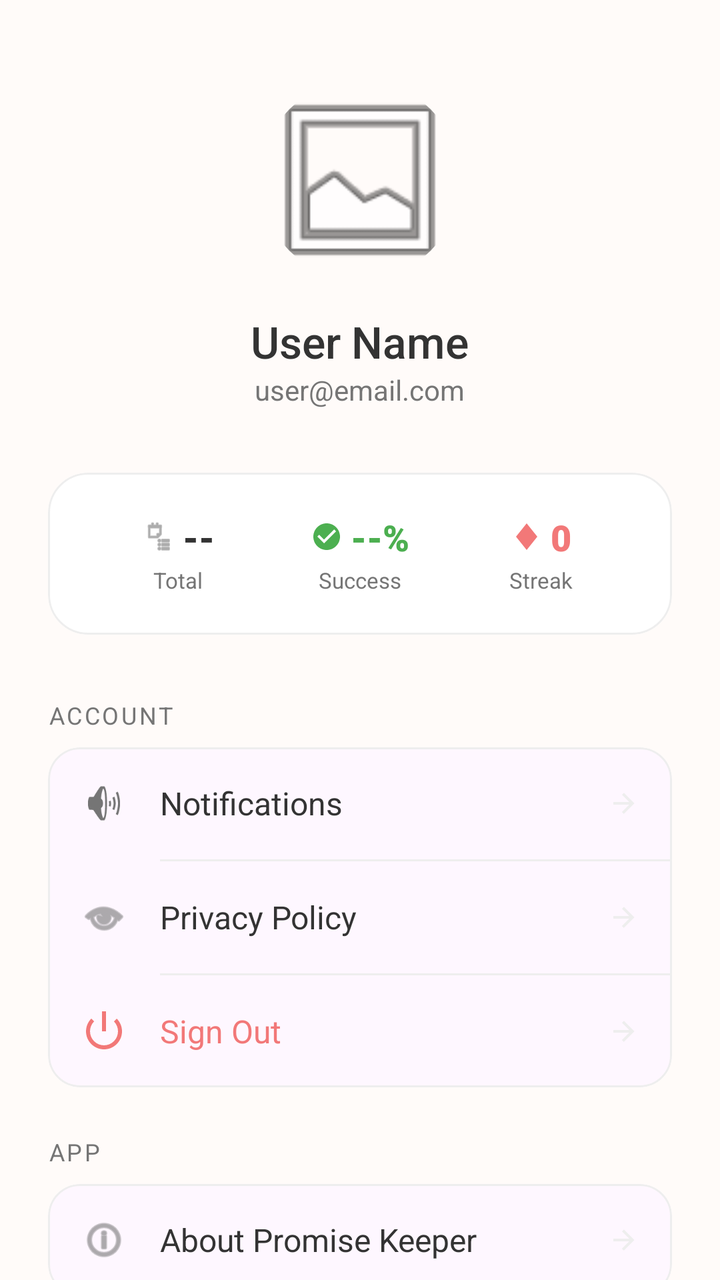
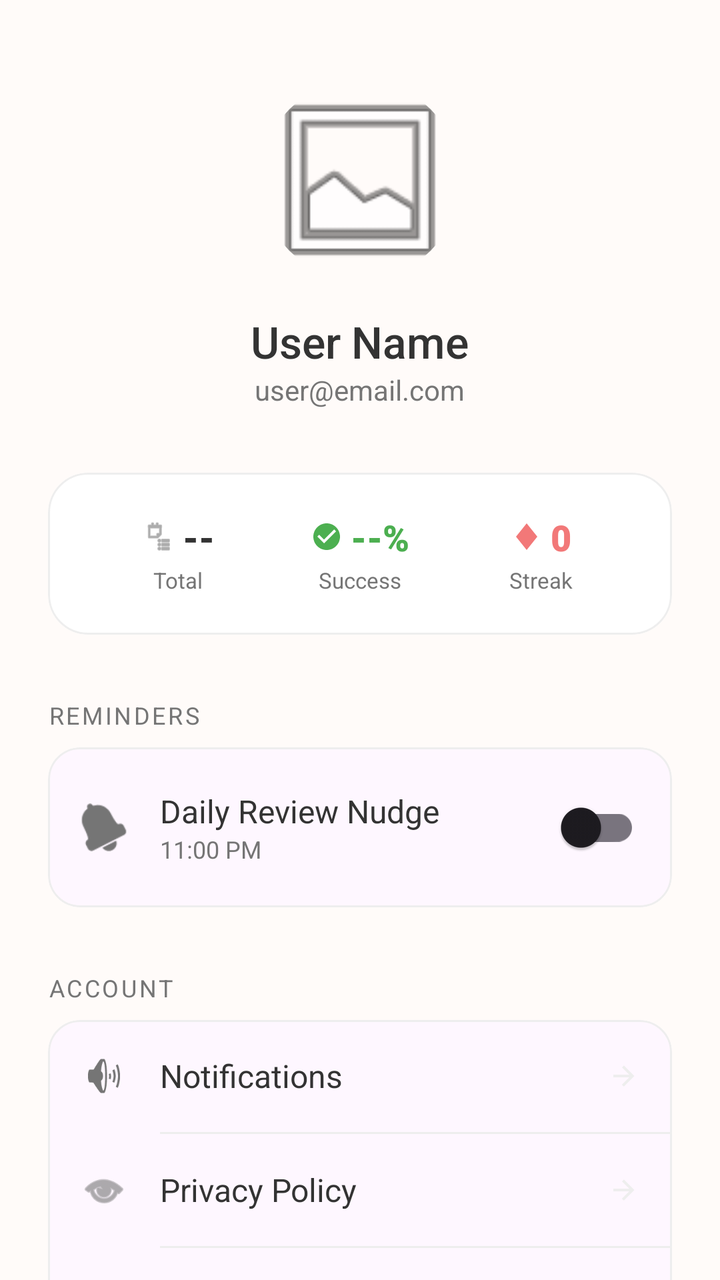

Two renders of the same Android screen: before a commit and after it. Below are the layout's source before the change and the commit's diff.
<!-- AndroidManifest.xml: application theme Theme.PromiseKeeper -->
<!-- res/layout/fragment_profile.xml -->
<?xml version="1.0" encoding="utf-8"?>
<androidx.core.widget.NestedScrollView xmlns:android="http://schemas.android.com/apk/res/android"
    xmlns:app="http://schemas.android.com/apk/res-auto"
    android:layout_width="match_parent"
    android:layout_height="match_parent"
    android:background="@color/bg_soft">

    <LinearLayout
        android:layout_width="match_parent"
        android:layout_height="wrap_content"
        android:orientation="vertical"
        android:padding="24dp">

        
        <com.google.android.material.imageview.ShapeableImageView
            android:id="@+id/profileImage"
            android:layout_width="100dp"
            android:layout_height="100dp"
            android:layout_gravity="center_horizontal"
            android:layout_marginTop="16dp"
            android:scaleType="centerCrop"
            app:shapeAppearanceOverlay="@style/CircleImage"
            android:src="@android:drawable/ic_menu_gallery"
            android:contentDescription="@string/nav_profile" />

        <TextView
            android:id="@+id/userName"
            android:layout_width="wrap_content"
            android:layout_height="wrap_content"
            android:layout_gravity="center_horizontal"
            android:layout_marginTop="16dp"
            android:fontFamily="sans-serif-medium"
            android:text="User Name"
            android:textColor="@color/text_dark"
            android:textSize="22sp" />

        <TextView
            android:id="@+id/userEmail"
            android:layout_width="wrap_content"
            android:layout_height="wrap_content"
            android:layout_gravity="center_horizontal"
            android:text="user@email.com"
            android:textColor="@color/text_gray"
            android:textSize="14sp" />

        
        <com.google.android.material.card.MaterialCardView
            android:layout_width="match_parent"
            android:layout_height="wrap_content"
            android:layout_marginTop="32dp"
            app:cardCornerRadius="20dp"
            app:cardElevation="0dp"
            app:cardBackgroundColor="@color/white"
            app:strokeWidth="1dp"
            app:strokeColor="@color/light_gray">

            <LinearLayout
                android:layout_width="match_parent"
                android:layout_height="wrap_content"
                android:orientation="horizontal"
                android:padding="20dp"
                android:baselineAligned="false"
                android:weightSum="3">

                
                <LinearLayout
                    android:layout_width="0dp"
                    android:layout_height="wrap_content"
                    android:layout_weight="1"
                    android:gravity="center"
                    android:orientation="vertical">

                    <LinearLayout
                        android:layout_width="wrap_content"
                        android:layout_height="wrap_content"
                        android:orientation="horizontal"
                        android:gravity="center_vertical">
                        <ImageView
                            android:layout_width="16dp"
                            android:layout_height="16dp"
                            android:src="@android:drawable/ic_menu_agenda"
                            app:tint="@color/text_gray"
                            android:contentDescription="@null" />
                        <TextView
                            android:id="@+id/tvTotalCount"
                            android:layout_width="wrap_content"
                            android:layout_height="wrap_content"
                            android:layout_marginStart="4dp"
                            android:text="--"
                            android:textColor="@color/text_dark"
                            android:textSize="18sp"
                            android:fontFamily="sans-serif-black" />
                    </LinearLayout>

                    <TextView
                        android:layout_width="wrap_content"
                        android:layout_height="wrap_content"
                        android:text="@string/profile_total"
                        android:textColor="@color/text_gray"
                        android:textSize="11sp"
                        android:layout_marginTop="2dp"
                        android:gravity="center" />
                </LinearLayout>

                
                <LinearLayout
                    android:layout_width="0dp"
                    android:layout_height="wrap_content"
                    android:layout_weight="1"
                    android:gravity="center"
                    android:orientation="vertical">

                    <LinearLayout
                        android:layout_width="wrap_content"
                        android:layout_height="wrap_content"
                        android:orientation="horizontal"
                        android:gravity="center_vertical">
                        <ImageView
                            android:layout_width="16dp"
                            android:layout_height="16dp"
                            android:src="@drawable/ic_promise_kept"
                            app:tint="@color/status_kept"
                            android:contentDescription="@null" />
                        <TextView
                            android:id="@+id/tvSuccessRate"
                            android:layout_width="wrap_content"
                            android:layout_height="wrap_content"
                            android:layout_marginStart="4dp"
                            android:text="--%"
                            android:textColor="@color/status_kept"
                            android:textSize="18sp"
                            android:fontFamily="sans-serif-black" />
                    </LinearLayout>

                    <TextView
                        android:layout_width="wrap_content"
                        android:layout_height="wrap_content"
                        android:text="@string/profile_success"
                        android:textColor="@color/text_gray"
                        android:textSize="11sp"
                        android:layout_marginTop="2dp"
                        android:gravity="center" />
                </LinearLayout>

                
                <LinearLayout
                    android:layout_width="0dp"
                    android:layout_height="wrap_content"
                    android:layout_weight="1"
                    android:gravity="center"
                    android:orientation="vertical">

                    <LinearLayout
                        android:layout_width="wrap_content"
                        android:layout_height="wrap_content"
                        android:orientation="horizontal"
                        android:gravity="center_vertical">
                        <ImageView
                            android:layout_width="16dp"
                            android:layout_height="16dp"
                            android:src="@drawable/ic_diamond"
                            app:tint="@color/accent_red"
                            android:contentDescription="@null" />
                        <TextView
                            android:id="@+id/tvLongestStreak"
                            android:layout_width="wrap_content"
                            android:layout_height="wrap_content"
                            android:layout_marginStart="4dp"
                            android:text="0"
                            android:textColor="@color/accent_red"
                            android:textSize="18sp"
                            android:fontFamily="sans-serif-black" />
                    </LinearLayout>

                    <TextView
                        android:layout_width="wrap_content"
                        android:layout_height="wrap_content"
                        android:text="@string/profile_streak"
                        android:textColor="@color/text_gray"
                        android:textSize="11sp"
                        android:layout_marginTop="2dp"
                        android:gravity="center" />
                </LinearLayout>
            </LinearLayout>
        </com.google.android.material.card.MaterialCardView>

        
        <TextView
            android:layout_width="wrap_content"
            android:layout_height="wrap_content"
            android:layout_marginTop="32dp"
            android:text="@string/account_section"
            android:textColor="@color/text_gray"
            android:textSize="12sp"
            android:textAllCaps="true"
            android:letterSpacing="0.1" />

        <com.google.android.material.card.MaterialCardView
            android:layout_width="match_parent"
            android:layout_height="wrap_content"
            android:layout_marginTop="8dp"
            app:cardCornerRadius="16dp"
            app:cardElevation="0dp"
            app:strokeWidth="1dp"
            app:strokeColor="@color/light_gray">

            <LinearLayout
                android:layout_width="match_parent"
                android:layout_height="wrap_content"
                android:orientation="vertical">

                
                <LinearLayout
                    android:id="@+id/btnNotifications"
                    android:layout_width="match_parent"
                    android:layout_height="wrap_content"
                    android:orientation="horizontal"
                    android:padding="16dp"
                    android:background="?attr/selectableItemBackground"
                    android:clickable="true"
                    android:focusable="true"
                    android:gravity="center_vertical">
                    <ImageView
                        android:layout_width="24dp"
                        android:layout_height="24dp"
                        android:src="@android:drawable/ic_lock_silent_mode_off"
                        app:tint="@color/text_gray"
                        android:contentDescription="@null" />
                    <TextView
                        android:layout_width="0dp"
                        android:layout_height="wrap_content"
                        android:layout_weight="1"
                        android:layout_marginStart="16dp"
                        android:text="@string/settings_notifications"
                        android:textColor="@color/text_dark"
                        android:textSize="16sp" />
                    <ImageView
                        android:layout_width="16dp"
                        android:layout_height="16dp"
                        android:src="@drawable/ic_back_arrow"
                        android:rotation="180"
                        app:tint="@color/light_gray"
                        android:contentDescription="@null" />
                </LinearLayout>

                <View
                    android:layout_width="match_parent"
                    android:layout_height="1dp"
                    android:background="@color/light_gray"
                    android:layout_marginStart="56dp" />

                
                <LinearLayout
                    android:id="@+id/btnPrivacy"
                    android:layout_width="match_parent"
                    android:layout_height="wrap_content"
                    android:orientation="horizontal"
                    android:padding="16dp"
                    android:background="?attr/selectableItemBackground"
                    android:clickable="true"
                    android:focusable="true"
                    android:gravity="center_vertical">
                    <ImageView
                        android:layout_width="24dp"
                        android:layout_height="24dp"
                        android:src="@android:drawable/ic_menu_view"
                        app:tint="@color/text_gray"
                        android:contentDescription="@null" />
                    <TextView
                        android:layout_width="0dp"
                        android:layout_height="wrap_content"
                        android:layout_weight="1"
                        android:layout_marginStart="16dp"
                        android:text="@string/settings_privacy"
                        android:textColor="@color/text_dark"
                        android:textSize="16sp" />
                    <ImageView
                        android:layout_width="16dp"
                        android:layout_height="16dp"
                        android:src="@drawable/ic_back_arrow"
                        android:rotation="180"
                        app:tint="@color/light_gray"
                        android:contentDescription="@null" />
                </LinearLayout>

                <View
                    android:layout_width="match_parent"
                    android:layout_height="1dp"
                    android:background="@color/light_gray"
                    android:layout_marginStart="56dp" />

                
                <LinearLayout
                    android:id="@+id/btnLogout"
                    android:layout_width="match_parent"
                    android:layout_height="wrap_content"
                    android:orientation="horizontal"
                    android:padding="16dp"
                    android:background="?attr/selectableItemBackground"
                    android:clickable="true"
                    android:focusable="true"
                    android:gravity="center_vertical">
                    <ImageView
                        android:layout_width="24dp"
                        android:layout_height="24dp"
                        android:src="@android:drawable/ic_lock_power_off"
                        app:tint="@color/accent_red"
                        android:contentDescription="@null" />
                    <TextView
                        android:layout_width="0dp"
                        android:layout_height="wrap_content"
                        android:layout_weight="1"
                        android:layout_marginStart="16dp"
                        android:text="@string/sign_out"
                        android:textColor="@color/accent_red"
                        android:textSize="16sp" />
                    <ImageView
                        android:layout_width="16dp"
                        android:layout_height="16dp"
                        android:src="@drawable/ic_back_arrow"
                        android:rotation="180"
                        app:tint="@color/light_gray"
                        android:contentDescription="@null" />
                </LinearLayout>

            </LinearLayout>
        </com.google.android.material.card.MaterialCardView>

        
        <TextView
            android:layout_width="wrap_content"
            android:layout_height="wrap_content"
            android:layout_marginTop="24dp"
            android:text="@string/app_section"
            android:textColor="@color/text_gray"
            android:textSize="12sp"
            android:textAllCaps="true"
            android:letterSpacing="0.1" />

        <com.google.android.material.card.MaterialCardView
            android:layout_width="match_parent"
            android:layout_height="wrap_content"
            android:layout_marginTop="8dp"
            app:cardCornerRadius="16dp"
            app:cardElevation="0dp"
            app:strokeWidth="1dp"
            app:strokeColor="@color/light_gray">

            <LinearLayout
                android:layout_width="match_parent"
                android:layout_height="wrap_content"
                android:orientation="vertical">

                
                <LinearLayout
                    android:id="@+id/btnAbout"
                    android:layout_width="match_parent"
                    android:layout_height="wrap_content"
                    android:orientation="horizontal"
                    android:padding="16dp"
                    android:background="?attr/selectableItemBackground"
                    android:clickable="true"
                    android:focusable="true"
                    android:gravity="center_vertical">
                    <ImageView
                        android:layout_width="24dp"
                        android:layout_height="24dp"
                        android:src="@android:drawable/ic_menu_info_details"
                        app:tint="@color/text_gray"
                        android:contentDescription="@null" />
                    <TextView
                        android:layout_width="0dp"
                        android:layout_height="wrap_content"
                        android:layout_weight="1"
                        android:layout_marginStart="16dp"
                        android:text="@string/about_app"
                        android:textColor="@color/text_dark"
                        android:textSize="16sp" />
                    <ImageView
                        android:layout_width="16dp"
                        android:layout_height="16dp"
                        android:src="@drawable/ic_back_arrow"
                        android:rotation="180"
                        app:tint="@color/light_gray"
                        android:contentDescription="@null" />
                </LinearLayout>

            </LinearLayout>
        </com.google.android.material.card.MaterialCardView>

    </LinearLayout>
</androidx.core.widget.NestedScrollView>
<!-- resources referenced by this layout -->
<resources>
  <color name="accent_red">#F27878</color>
  <color name="bg_soft">#FFFBF9</color>
  <color name="light_gray">#EEEEEE</color>
  <color name="status_kept">#4CAF50</color>
  <color name="text_dark">#333333</color>
  <color name="text_gray">#757575</color>
  <color name="white">#FFFFFFFF</color>
  <!-- drawable ic_back_arrow (drawable) -->
  <vector xmlns:android="http://schemas.android.com/apk/res/android"
      android:width="24dp"
      android:height="24dp"
      android:viewportWidth="24"
      android:viewportHeight="24">
      <path
          android:fillColor="#000000"
          android:pathData="M20,11V13H8L13.5,18.5L12.08,19.92L4.16,12L12.08,4.08L13.5,5.5L8,11H20Z" />
  </vector>
  <!-- drawable ic_diamond (drawable) -->
  <?xml version="1.0" encoding="utf-8"?>
  <vector xmlns:android="http://schemas.android.com/apk/res/android"
      android:width="24dp"
      android:height="24dp"
      android:viewportWidth="24"
      android:viewportHeight="24">
      <path
          android:fillColor="@android:color/white"
          android:pathData="M12,2L4,12L12,22L20,12L12,2Z" />
  </vector>
  <!-- drawable ic_promise_kept (drawable) -->
  <vector xmlns:android="http://schemas.android.com/apk/res/android"
      android:width="24dp"
      android:height="24dp"
      android:viewportWidth="24"
      android:viewportHeight="24">
      <path
          android:fillColor="#FFFFFF"
          android:pathData="M12,2C6.48,2 2,6.48 2,12s4.48,10 10,10s10,-4.48 10,-10S17.52,2 12,2zM10,17l-5,-5l1.41,-1.41L10,14.17l7.59,-7.59L19,8L10,17z"/>
  </vector>
  <string name="about_app">About Promise Keeper</string>
  <string name="account_section">Account</string>
  <string name="app_section">App</string>
  <string name="nav_profile">Profile</string>
  <string name="profile_streak">Streak</string>
  <string name="profile_success">Success</string>
  <string name="profile_total">Total</string>
  <string name="settings_notifications">Notifications</string>
  <string name="settings_privacy">Privacy Policy</string>
  <string name="sign_out">Sign Out</string>
  <style name="CircleImage">
          <item name="cornerSize">50%</item>
      </style>
  <style name="Theme.PromiseKeeper" parent="Base.Theme.PromiseKeeper" />
  <style name="Base.Theme.PromiseKeeper" parent="Theme.Material3.DayNight.NoActionBar">
          
          <item name="colorPrimary">@color/accent_red</item>
      </style>
</resources>

<!-- the commit's change to res/layout/fragment_profile.xml (unified diff, before → after) -->
@@ -189,7 +189,7 @@
             android:layout_width="wrap_content"
             android:layout_height="wrap_content"
             android:layout_marginTop="32dp"
-            android:text="@string/account_section"
+            android:text="@string/reminders_section"
             android:textColor="@color/text_gray"
             android:textSize="12sp"
             android:textAllCaps="true"
@@ -209,9 +209,8 @@
                 android:layout_height="wrap_content"
                 android:orientation="vertical">
 
-                
-                <LinearLayout
-                    android:id="@+id/btnNotifications"
+                <LinearLayout
+                    android:id="@+id/btnReviewReminderTime"
                     android:layout_width="match_parent"
                     android:layout_height="wrap_content"
                     android:orientation="horizontal"
@@ -223,35 +222,66 @@
                     <ImageView
                         android:layout_width="24dp"
                         android:layout_height="24dp"
-                        android:src="@android:drawable/ic_lock_silent_mode_off"
+                        android:src="@android:drawable/ic_popup_reminder"
                         app:tint="@color/text_gray"
                         android:contentDescription="@null" />
-                    <TextView
+                    <LinearLayout
                         android:layout_width="0dp"
                         android:layout_height="wrap_content"
                         android:layout_weight="1"
                         android:layout_marginStart="16dp"
-                        android:text="@string/settings_notifications"
-                        android:textColor="@color/text_dark"
-                        android:textSize="16sp" />
-                    <ImageView
-                        android:layout_width="16dp"
-                        android:layout_height="16dp"
-                        android:src="@drawable/ic_back_arrow"
-                        android:rotation="180"
-                        app:tint="@color/light_gray"
-                        android:contentDescription="@null" />
-                </LinearLayout>
-
-                <View
-                    android:layout_width="match_parent"
-                    android:layout_height="1dp"
-                    android:background="@color/light_gray"
-                    android:layout_marginStart="56dp" />
-
-                
-                <LinearLayout
-                    android:id="@+id/btnPrivacy"
+                        android:orientation="vertical">
+                        <TextView
+                            android:layout_width="wrap_content"
+                            android:layout_height="wrap_content"
+                            android:text="@string/review_reminder_title"
+                            android:textColor="@color/text_dark"
+                            android:textSize="16sp" />
+                        <TextView
+                            android:id="@+id/tvReviewReminderTime"
+                            android:layout_width="wrap_content"
+                            android:layout_height="wrap_content"
+                            android:text="@string/default_review_time"
+                            android:textColor="@color/text_gray"
+                            android:textSize="12sp" />
+                    </LinearLayout>
+                    <com.google.android.material.switchmaterial.SwitchMaterial
+                        android:id="@+id/switchReviewReminder"
+                        android:layout_width="wrap_content"
+                        android:layout_height="wrap_content" />
+                </LinearLayout>
+
+            </LinearLayout>
+        </com.google.android.material.card.MaterialCardView>
+
+        
+        <TextView
+            android:layout_width="wrap_content"
+            android:layout_height="wrap_content"
+            android:layout_marginTop="32dp"
+            android:text="@string/account_section"
+            android:textColor="@color/text_gray"
+            android:textSize="12sp"
+            android:textAllCaps="true"
+            android:letterSpacing="0.1" />
+
+        <com.google.android.material.card.MaterialCardView
+            android:layout_width="match_parent"
+            android:layout_height="wrap_content"
+            android:layout_marginTop="8dp"
+            app:cardCornerRadius="16dp"
+            app:cardElevation="0dp"
+            app:strokeWidth="1dp"
+            app:strokeColor="@color/light_gray">
+
+            <LinearLayout
+                android:layout_width="match_parent"
+                android:layout_height="wrap_content"
+                android:orientation="vertical">
+
+                
+                <LinearLayout
+                    android:id="@+id/btnNotifications"
                     android:layout_width="match_parent"
                     android:layout_height="wrap_content"
                     android:orientation="horizontal"
@@ -263,7 +293,7 @@
                     <ImageView
                         android:layout_width="24dp"
                         android:layout_height="24dp"
-                        android:src="@android:drawable/ic_menu_view"
+                        android:src="@android:drawable/ic_lock_silent_mode_off"
                         app:tint="@color/text_gray"
                         android:contentDescription="@null" />
                     <TextView
@@ -271,7 +301,7 @@
                         android:layout_height="wrap_content"
                         android:layout_weight="1"
                         android:layout_marginStart="16dp"
-                        android:text="@string/settings_privacy"
+                        android:text="@string/settings_notifications"
                         android:textColor="@color/text_dark"
                         android:textSize="16sp" />
                     <ImageView
@@ -291,7 +321,7 @@
 
                 
                 <LinearLayout
-                    android:id="@+id/btnLogout"
+                    android:id="@+id/btnPrivacy"
                     android:layout_width="match_parent"
                     android:layout_height="wrap_content"
                     android:orientation="horizontal"
@@ -303,6 +333,46 @@
                     <ImageView
                         android:layout_width="24dp"
                         android:layout_height="24dp"
+                        android:src="@android:drawable/ic_menu_view"
+                        app:tint="@color/text_gray"
+                        android:contentDescription="@null" />
+                    <TextView
+                        android:layout_width="0dp"
+                        android:layout_height="wrap_content"
+                        android:layout_weight="1"
+                        android:layout_marginStart="16dp"
+                        android:text="@string/settings_privacy"
+                        android:textColor="@color/text_dark"
+                        android:textSize="16sp" />
+                    <ImageView
+                        android:layout_width="16dp"
+                        android:layout_height="16dp"
+                        android:src="@drawable/ic_back_arrow"
+                        android:rotation="180"
+                        app:tint="@color/light_gray"
+                        android:contentDescription="@null" />
+                </LinearLayout>
+
+                <View
+                    android:layout_width="match_parent"
+                    android:layout_height="1dp"
+                    android:background="@color/light_gray"
+                    android:layout_marginStart="56dp" />
+
+                
+                <LinearLayout
+                    android:id="@+id/btnLogout"
+                    android:layout_width="match_parent"
+                    android:layout_height="wrap_content"
+                    android:orientation="horizontal"
+                    android:padding="16dp"
+                    android:background="?attr/selectableItemBackground"
+                    android:clickable="true"
+                    android:focusable="true"
+                    android:gravity="center_vertical">
+                    <ImageView
+                        android:layout_width="24dp"
+                        android:layout_height="24dp"
                         android:src="@android:drawable/ic_lock_power_off"
                         app:tint="@color/accent_red"
                         android:contentDescription="@null" />
<!-- resource entries referenced after the edit -->
@@ -41,10 +41,13 @@
   <string name="about_app">About Promise Keeper</string>
   <string name="account_section">Account</string>
   <string name="app_section">App</string>
+  <string name="default_review_time">11:00 PM</string>
   <string name="nav_profile">Profile</string>
   <string name="profile_streak">Streak</string>
   <string name="profile_success">Success</string>
   <string name="profile_total">Total</string>
+  <string name="reminders_section">Reminders</string>
+  <string name="review_reminder_title">Daily Review Nudge</string>
   <string name="settings_notifications">Notifications</string>
   <string name="settings_privacy">Privacy Policy</string>
   <string name="sign_out">Sign Out</string>
